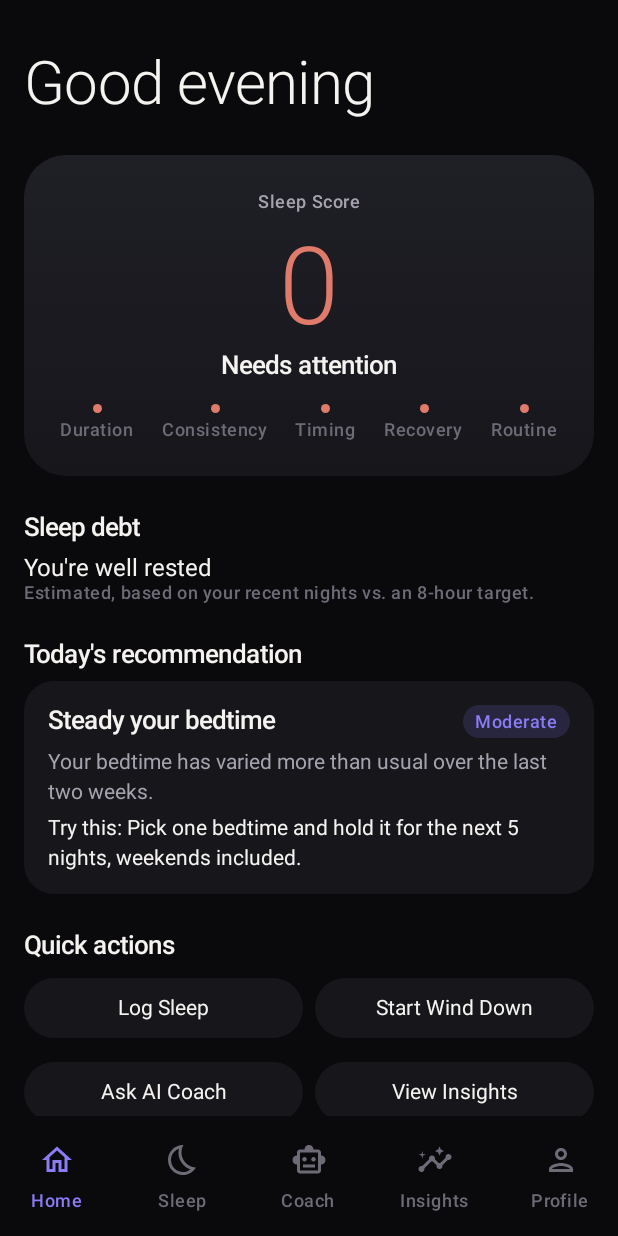
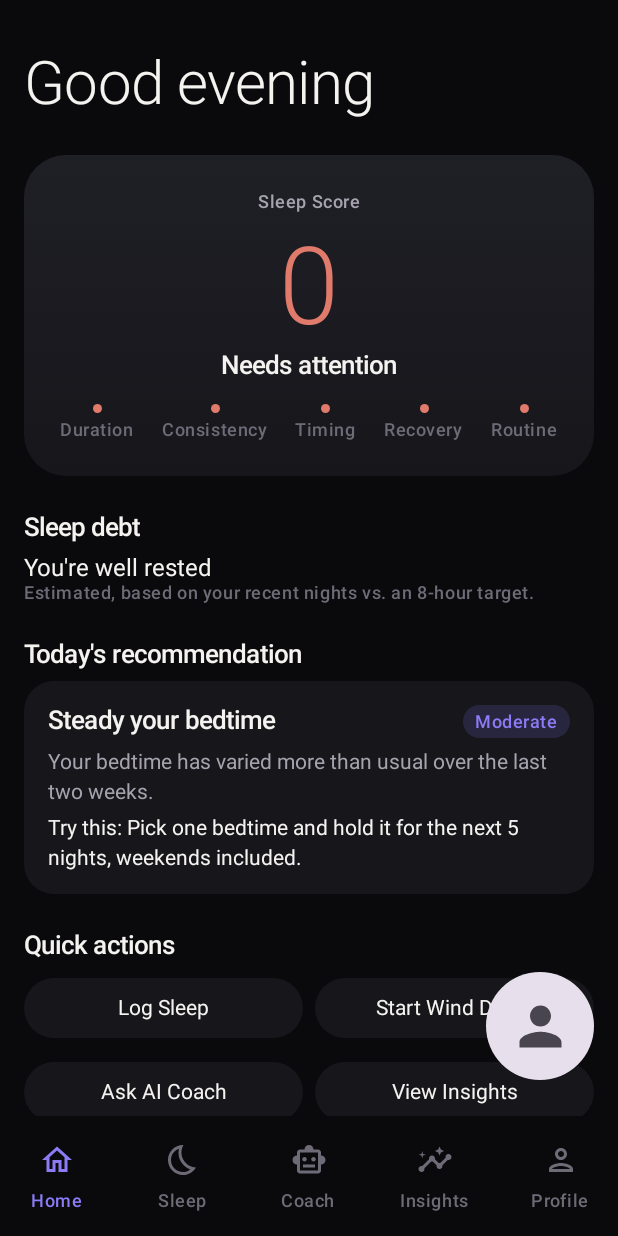
Before and after one commit to satorufreakinggojo8-netizen/nocta, an Android app built with Jetpack Compose: the screen it shows after launch (MainActivity), on a phone screen of 412 x 824 dp. Run offline under Robolectric (Android 15) with nearby library versions, the light colour scheme and no system bars; our stand-ins replace Dagger/Hilt's generated code, Room's generated code.

Commit message:
Add Nocta floating AI companion foundation

```diff
--- /dev/null
+++ b/app/src/main/java/com/nocta/app/ui/components/companion/NoctaCompanion.kt
@@ -0,0 +1,66 @@
+package com.nocta.app.ui.components.companion
+
+import androidx.compose.foundation.background
+import androidx.compose.foundation.clickable
+import androidx.compose.foundation.gestures.detectDragGestures
+import androidx.compose.foundation.layout.Box
+import androidx.compose.foundation.layout.offset
+import androidx.compose.foundation.layout.size
+import androidx.compose.foundation.shape.CircleShape
+import androidx.compose.material.icons.Icons
+import androidx.compose.material.icons.filled.Person
+import androidx.compose.material3.Icon
+import androidx.compose.material3.MaterialTheme
+import androidx.compose.runtime.Composable
+import androidx.compose.runtime.getValue
+import androidx.compose.runtime.mutableStateOf
+import androidx.compose.runtime.remember
+import androidx.compose.runtime.setValue
+import androidx.compose.ui.Alignment
+import androidx.compose.ui.Modifier
+import androidx.compose.ui.draw.clip
+import androidx.compose.ui.input.pointer.pointerInput
+import androidx.compose.ui.unit.IntOffset
+import androidx.compose.ui.unit.dp
+import kotlin.math.roundToInt
+
+@Composable
+fun NoctaCompanion(
+    modifier: Modifier = Modifier,
+    onClick: () -> Unit
+) {
+    var offsetX by remember { mutableStateOf(0f) }
+    var offsetY by remember { mutableStateOf(0f) }
+
+    Box(
+        modifier = modifier
+            .offset {
+                IntOffset(
+                    offsetX.roundToInt(),
+                    offsetY.roundToInt()
+                )
+            }
+            .size(72.dp)
+            .clip(CircleShape)
+            .background(MaterialTheme.colorScheme.surfaceVariant)
+            .pointerInput(Unit) {
+                detectDragGestures { change, dragAmount ->
+                    change.consume()
+
+                    offsetX += dragAmount.x
+                    offsetY += dragAmount.y
+                }
+            }
+            .clickable {
+                onClick()
+            },
+        contentAlignment = Alignment.Center
+    ) {
+        Icon(
+            imageVector = Icons.Default.Person,
+            contentDescription = "Nocta AI Coach",
+            modifier = Modifier.size(42.dp),
+            tint = MaterialTheme.colorScheme.onSurfaceVariant
+        )
+    }
+}
--- a/app/src/main/java/com/nocta/app/ui/screens/home/HomeScreen.kt
+++ b/app/src/main/java/com/nocta/app/ui/screens/home/HomeScreen.kt
@@ -3,11 +3,11 @@ package com.nocta.app.ui.screens.home
 import androidx.compose.foundation.background
 import androidx.compose.foundation.layout.*
 import androidx.compose.foundation.lazy.LazyColumn
-import androidx.compose.foundation.lazy.items
 import androidx.compose.material3.*
 import androidx.compose.runtime.Composable
 import androidx.compose.runtime.collectAsState
 import androidx.compose.runtime.getValue
+import androidx.compose.ui.Alignment
 import androidx.compose.ui.Modifier
 import androidx.compose.ui.draw.clip
 import androidx.compose.ui.text.font.FontWeight
@@ -17,6 +17,7 @@ import com.nocta.app.domain.model.SleepDebtStatus
 import com.nocta.app.ui.components.MetricCard
 import com.nocta.app.ui.components.RecommendationCard
 import com.nocta.app.ui.components.SleepScoreCard
+import com.nocta.app.ui.components.companion.NoctaCompanion
 import com.nocta.app.ui.theme.*
 import java.time.format.DateTimeFormatter
 
@@ -32,10 +33,14 @@ fun HomeScreen(
     val uiState by viewModel.uiState.collectAsState()
     val timeFmt = DateTimeFormatter.ofPattern("h:mm a")
 
-    LazyColumn(
+    Box(
         modifier = Modifier
             .fillMaxSize()
-            .background(NoctaBackground),
+            .background(NoctaBackground)
+    ) {
+
+        LazyColumn(
+            modifier = Modifier.fillMaxSize(),
             contentPadding = PaddingValues(NoctaSpacing.md),
             verticalArrangement = Arrangement.spacedBy(NoctaSpacing.lg)
         ) {
@@ -55,7 +60,9 @@ fun HomeScreen(
                     uiState.scoreBreakdown?.let { breakdown ->
                         SleepScoreCard(
                             breakdown = breakdown,
-                        onTap = { uiState.lastNight?.id?.let(onOpenSleepDetails) }
+                            onTap = {
+                                uiState.lastNight?.id?.let(onOpenSleepDetails)
+                            }
                         )
                     }
                 }
@@ -65,18 +72,28 @@ fun HomeScreen(
                 item {
                     Column {
                         SectionHeader("Last night")
-                    Row(horizontalArrangement = Arrangement.spacedBy(NoctaSpacing.sm)) {
+
+                        Row(
+                            horizontalArrangement = Arrangement.spacedBy(NoctaSpacing.sm)
+                        ) {
                             MetricCard(
-                            "Bedtime", session.bedtime.format(timeFmt),
-                            caption = session.source.name.lowercase().replace('_', ' '),
+                                "Bedtime",
+                                session.bedtime.format(timeFmt),
+                                caption = session.source.name
+                                    .lowercase()
+                                    .replace('_', ' '),
                                 modifier = Modifier.weight(1f)
                             )
+
                             MetricCard(
-                            "Wake time", session.wakeTime.format(timeFmt),
+                                "Wake time",
+                                session.wakeTime.format(timeFmt),
                                 modifier = Modifier.weight(1f)
                             )
+
                             MetricCard(
-                            "Duration", "${session.durationMinutes / 60}h ${session.durationMinutes % 60}m",
+                                "Duration",
+                                "${session.durationMinutes / 60}h ${session.durationMinutes % 60}m",
                                 modifier = Modifier.weight(1f)
                             )
                         }
@@ -88,15 +105,22 @@ fun HomeScreen(
                 item {
                     Column {
                         SectionHeader("Sleep debt")
+
                         Text(
                             text = when (debt.status) {
-                            SleepDebtStatus.WELL_RESTED -> "You're well rested"
-                            SleepDebtStatus.SLIGHTLY_BEHIND -> "You're slightly behind on sleep"
-                            SleepDebtStatus.CATCHING_UP -> "You're catching up on sleep"
+                                SleepDebtStatus.WELL_RESTED ->
+                                    "You're well rested"
+
+                                SleepDebtStatus.SLIGHTLY_BEHIND ->
+                                    "You're slightly behind on sleep"
+
+                                SleepDebtStatus.CATCHING_UP ->
+                                    "You're catching up on sleep"
                             },
                             style = NoctaTypography.bodyLarge,
                             color = NoctaTextPrimary
                         )
+
                         Text(
                             "Estimated, based on your recent nights vs. an 8-hour target.",
                             style = NoctaTypography.labelSmall,
@@ -118,17 +142,65 @@ fun HomeScreen(
             item {
                 Column {
                     SectionHeader("Quick actions")
-                Row(horizontalArrangement = Arrangement.spacedBy(NoctaSpacing.sm)) {
-                    QuickActionButton("Log Sleep", Modifier.weight(1f), onLogSleep)
-                    QuickActionButton("Start Wind Down", Modifier.weight(1f), onOpenWindDown)
+
+                    Row(
+                        horizontalArrangement = Arrangement.spacedBy(NoctaSpacing.sm)
+                    ) {
+                        QuickActionButton(
+                            "Log Sleep",
+                            Modifier.weight(1f),
+                            onLogSleep
+                        )
+
+                        QuickActionButton(
+                            "Start Wind Down",
+                            Modifier.weight(1f),
+                            onOpenWindDown
+                        )
                     }
+
                     Spacer(Modifier.height(NoctaSpacing.sm))
-                Row(horizontalArrangement = Arrangement.spacedBy(NoctaSpacing.sm)) {
-                    QuickActionButton("Ask AI Coach", Modifier.weight(1f), onOpenCoach)
-                    QuickActionButton("View Insights", Modifier.weight(1f), onOpenInsights)
+
+                    Row(
+                        horizontalArrangement = Arrangement.spacedBy(NoctaSpacing.sm)
+                    ) {
+                        QuickActionButton(
+                            "Ask AI Coach",
+                            Modifier.weight(1f),
+                            onOpenCoach
+                        )
+
+                        QuickActionButton(
+                            "View Insights",
+                            Modifier.weight(1f),
+                            onOpenInsights
+                        )
                     }
                 }
             }
+
+            item {
+                Spacer(Modifier.height(80.dp))
+            }
+        }
+
+        /*
+         * Nocta AI Companion
+         *
+         * This is the first in-app version.
+         * Later it will use the character artwork,
+         * AI states, voice and eventually Android's
+         * system overlay so it can appear outside Nocta.
+         */
+        NoctaCompanion(
+            modifier = Modifier
+                .align(Alignment.BottomEnd)
+                .padding(
+                    end = 16.dp,
+                    bottom = 24.dp
+                ),
+            onClick = onOpenCoach
+        )
     }
 }
 
@@ -144,7 +216,11 @@ private fun SectionHeader(title: String) {
 }
 
 @Composable
-private fun QuickActionButton(label: String, modifier: Modifier = Modifier, onClick: () -> Unit) {
+private fun QuickActionButton(
+    label: String,
+    modifier: Modifier = Modifier,
+    onClick: () -> Unit
+) {
     FilledTonalButton(
         onClick = onClick,
         modifier = modifier,
@@ -154,14 +230,15 @@ private fun QuickActionButton(label: String, modifier: Modifier = Modifier, onCl
         ),
         shape = NoctaShapes.medium
     ) {
-        Text(label, style = NoctaTypography.bodyMedium)
+        Text(
+            label,
+            style = NoctaTypography.bodyMedium
+        )
     }
 }
 
 @Composable
 private fun ScoreCardSkeleton() {
-    // Simple placeholder box in the score card's shape/color while data loads —
-    // intentionally undecorated rather than a fake animated shimmer, kept minimal.
     Box(
         modifier = Modifier
             .fillMaxWidth()
```
Lines whose indentation alone changed are shown as unchanged.
